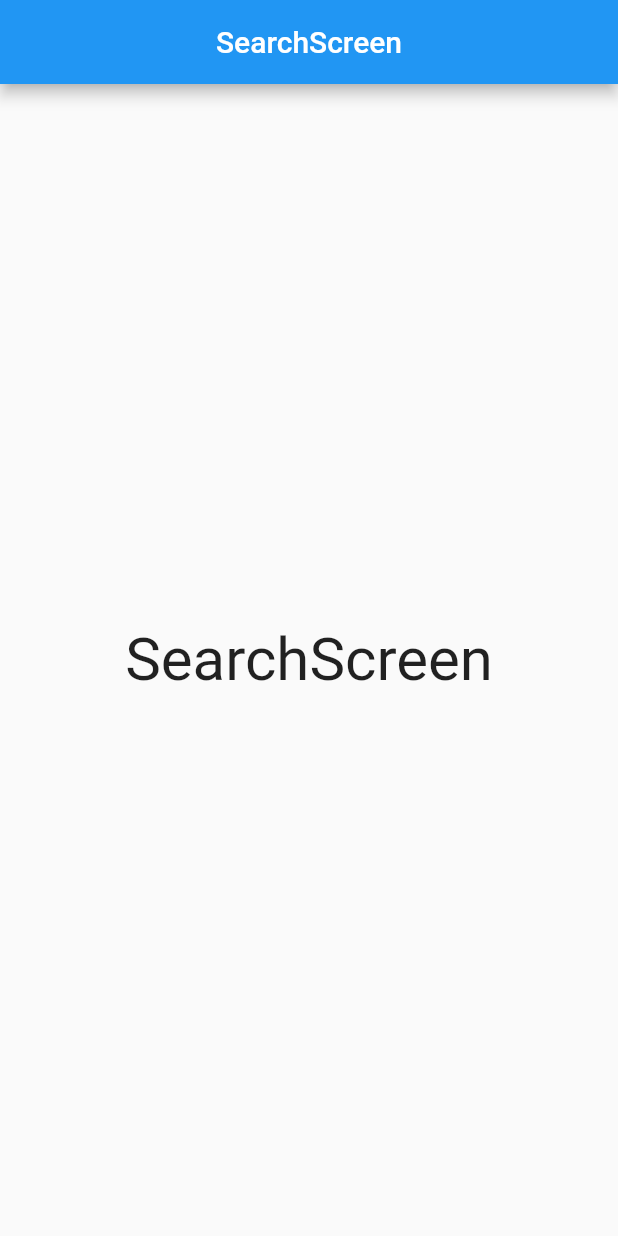
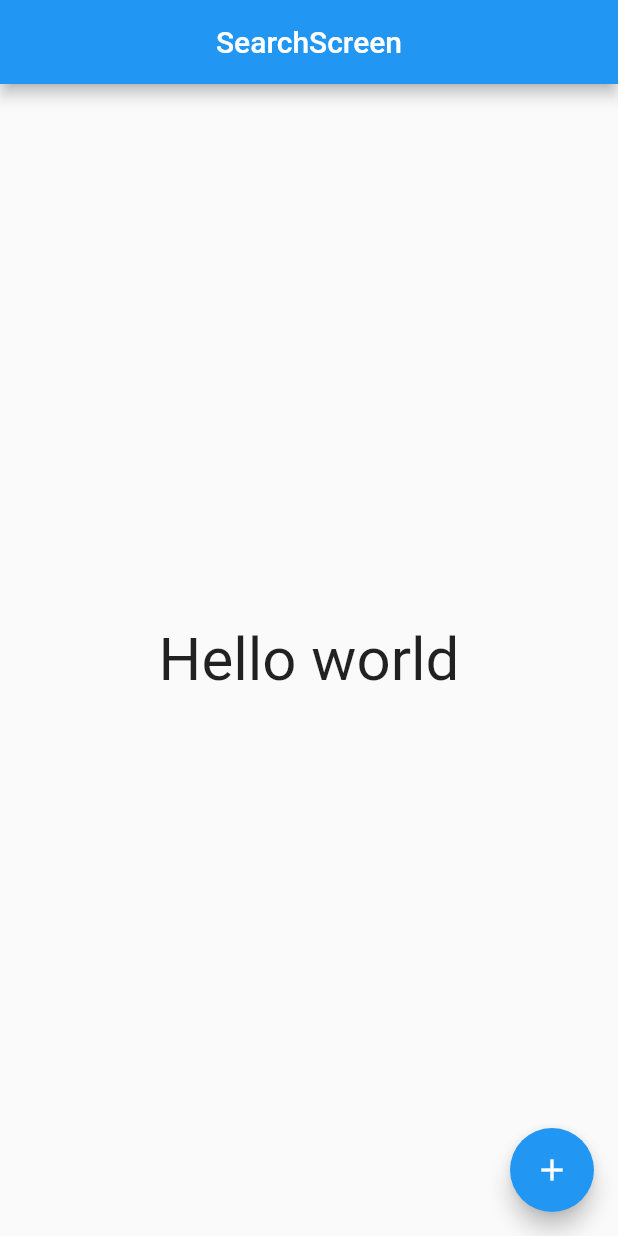
Before and after one commit to TaishiU/flutter-riverpod, a Flutter app: the SearchScreen screen opened directly, on a phone screen of 412 x 824 dp. Run offline on Flutter 3.47's test engine with Material 2 defaults, Android fonts, the phone set to English and light mode, and no system bars; our stand-ins replace flutter_hooks, hooks_riverpod.

Commit message:
Search画面のstateProvider

```diff
--- a/lib/Screens/SearchScreen.dart
+++ b/lib/Screens/SearchScreen.dart
@@ -1,10 +1,16 @@
 import 'package:flutter/material.dart';
+import 'package:flutter_hooks/flutter_hooks.dart';
+import 'package:hooks_riverpod/hooks_riverpod.dart';
 
-class SearchScreen extends StatelessWidget {
+import '../Riverpod.dart';
+
+class SearchScreen extends HookWidget {
   const SearchScreen({Key? key}) : super(key: key);
 
   @override
   Widget build(BuildContext context) {
+    final stringState = useProvider(stringStateProvider);
+
     return Scaffold(
       appBar: AppBar(
         centerTitle: true,
@@ -12,12 +18,18 @@ class SearchScreen extends StatelessWidget {
       ),
       body: Center(
         child: Text(
-          'SearchScreen',
+          stringState.state,
           style: TextStyle(
             fontSize: 40,
           ),
         ),
       ),
+      floatingActionButton: FloatingActionButton(
+        child: Icon(Icons.add),
+        onPressed: () {
+          stringState.state = 'SearchScreen';
+        },
+      ),
     );
   }
 }
```
